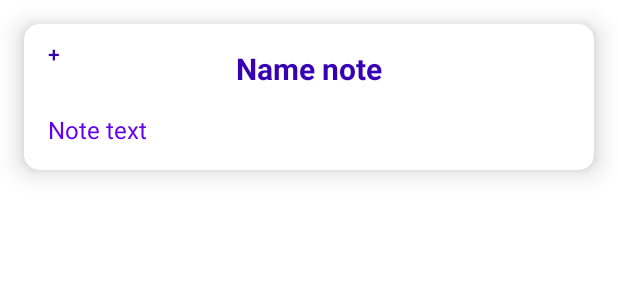
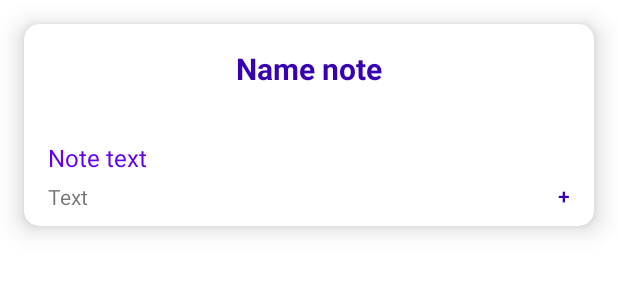
Before and after one commit to Popusheniy/demo4ka1, an Android app: the layout note_item.xml on its own in the app's theme, with its tools: preview values and no code run, on a phone screen of 412 x 824 dp. Shown: the top 300 px of the screen. Run offline under Robolectric (Android 15) with nearby library versions, the light colour scheme and no system bars.

Commit message:
Add counter people

```diff
--- a/app/src/main/java/com/example/demo4ka/database/DatabaseRepository.kt
+++ b/app/src/main/java/com/example/demo4ka/database/DatabaseRepository.kt
@@ -8,7 +8,7 @@ interface DatabaseRepository {
     val allNotes:LiveData<List<AppNote>>
     suspend fun insert(note:AppNote, onSuccess:()->Unit)
     suspend fun delete(note:AppNote, onSuccess:()->Unit)
-
+    suspend fun editNote(note:AppNote, onSuccess:()->Unit)
     fun connectToDatabase(onSuccess: () -> Unit, onFail: (String) -> Unit){}
 
     fun signOut(){}
--- a/app/src/main/java/com/example/demo4ka/database/room/AppRoomRepository.kt
+++ b/app/src/main/java/com/example/demo4ka/database/room/AppRoomRepository.kt
@@ -16,4 +16,8 @@ class AppRoomRepository(private val appRoomDao: AppRoomDao):DatabaseRepository {
         appRoomDao.delete(note)
         onSuccess()
     }
+
+    override suspend fun editNote(note: AppNote, onSuccess: () -> Unit) {
+
+    }
 }
--- a/app/src/main/java/com/example/demo4ka/model/AppNote.kt
+++ b/app/src/main/java/com/example/demo4ka/model/AppNote.kt
@@ -10,6 +10,7 @@ data class AppNote (
         @PrimaryKey(autoGenerate = true) val id:Int  = 0,
         @ColumnInfo val name:String = "",
         @ColumnInfo val text:String = "",
-        @ColumnInfo val idFirebase:String = ""
+        @ColumnInfo val idFirebase:String = "",
+        @ColumnInfo val troubleCount: Int = 1
 
         ):Serializable
--- a/app/src/main/java/com/example/demo4ka/screens/add_new_note/AddNoteFragment.kt
+++ b/app/src/main/java/com/example/demo4ka/screens/add_new_note/AddNoteFragment.kt
@@ -40,7 +40,7 @@ class AddNoteFragment : Fragment() {
             if(name.isEmpty()) {
                 showToast(getString(R.string.toast_enter_name))
             } else {
-                mViewModel.insert(AppNote(name = name, text = text)){
+                mViewModel.insert(AppNote(name = name, text = text, troubleCount = 1)){
                     APP_ACTIVITY.navController.navigate(R.id.action_addNoteFragment_to_mainFragment)
                 }
             }
--- a/app/src/main/java/com/example/demo4ka/utilits/constants.kt
+++ b/app/src/main/java/com/example/demo4ka/utilits/constants.kt
@@ -17,3 +17,4 @@ const val TYPE_FIREBASE = "type_firebase"
 const val ID_FIREBASE = "idFirebase"
 const val NAME = "name"
 const val TEXT = "text"
+const val TROUBLECOUNT = "troubleCount"
--- a/app/src/main/res/layout/note_item.xml
+++ b/app/src/main/res/layout/note_item.xml
@@ -1,44 +1,43 @@
 <?xml version="1.0" encoding="utf-8"?>
 <androidx.cardview.widget.CardView xmlns:android="http://schemas.android.com/apk/res/android"
-    android:layout_width="match_parent"
     xmlns:app="http://schemas.android.com/apk/res-auto"
     xmlns:tools="http://schemas.android.com/tools"
-    app:cardElevation="@dimen/card_elevation_radius"
+    android:layout_width="match_parent"
+    android:layout_height="wrap_content"
     android:layout_margin="@dimen/app_margin"
     app:cardCornerRadius="@dimen/card_corner_radius"
-    android:layout_height="wrap_content">
+    app:cardElevation="@dimen/card_elevation_radius">
+
     <androidx.constraintlayout.widget.ConstraintLayout
         android:layout_width="match_parent"
         android:layout_height="wrap_content">
+
         <TextView
             android:id="@+id/item_note_name"
-        android:layout_width="match_parent"
+            android:layout_width="wrap_content"
             android:layout_height="wrap_content"
-        tools:text="Name note"
+            android:layout_margin="@dimen/app_margin"
+            android:gravity="center"
+            android:lines="1"
             android:textColor="@color/design_default_color_primary_dark"
+            android:textSize="@dimen/app_large_text"
             android:textStyle="bold"
-        android:textSize="@dimen/app_large_text"
-        android:gravity="center"
+            app:layout_constraintEnd_toEndOf="parent"
             app:layout_constraintStart_toStartOf="parent"
             app:layout_constraintTop_toTopOf="parent"
-        app:layout_constraintEnd_toEndOf="parent"
+            tools:text="Name note" />
+
+        <TextView
+            android:id="@+id/item_note_text"
+            android:layout_width="wrap_content"
+            android:layout_height="wrap_content"
             android:layout_margin="@dimen/app_margin"
-        android:lines="1"
-        >
-        </TextView>
-<TextView
-    android:layout_width="match_parent"
-    android:layout_height="wrap_content"
-    android:id="@+id/item_note_text"
+            android:textColor="@color/design_default_color_primary"
             android:textSize="@dimen/app_normal_text"
-    tools:text="Note text"
-    android:textColor="@color/design_default_color_primary"
+            app:layout_constraintBottom_toBottomOf="parent"
+            app:layout_constraintStart_toStartOf="parent"
             app:layout_constraintTop_toBottomOf="@id/item_note_name"
-    app:layout_constraintEnd_toEndOf="parent"
-    app:layout_constraintStart_toStartOf="parent"
-    app:layout_constraintBottom_toBottomOf="parent"
-    android:layout_margin="@dimen/app_margin"
-    />
+            tools:text="Note text" />
 
         <Button
             android:id="@+id/btn_counter"
@@ -47,15 +46,19 @@
             android:background="#00FFFFFF"
             android:text="@string/btn_add_prb"
             android:textColor="@color/purple_700"
-        tools:layout_editor_absoluteX="304dp"
-        tools:layout_editor_absoluteY="84dp" />
+            app:layout_constraintBottom_toBottomOf="parent"
+            app:layout_constraintEnd_toEndOf="parent" />
 
         <TextView
             android:id="@+id/counter"
             android:layout_width="wrap_content"
             android:layout_height="wrap_content"
-        tools:layout_editor_absoluteX="363dp"
-        tools:layout_editor_absoluteY="105dp" />
+            android:layout_marginTop="5dp"
+            android:layout_marginBottom="10dp"
+            app:layout_constraintBottom_toBottomOf="parent"
+            app:layout_constraintRight_toLeftOf="@+id/btn_counter"
+            app:layout_constraintStart_toStartOf="@+id/item_note_text"
+            app:layout_constraintTop_toBottomOf="@+id/item_note_text"
+            tools:text="Text" />
     </androidx.constraintlayout.widget.ConstraintLayout>
-
 </androidx.cardview.widget.CardView>
--- a/app/src/main/res/values/strings.xml
+++ b/app/src/main/res/values/strings.xml
@@ -13,4 +13,5 @@
     <string name="start_btn_login">Login</string>
     <string name="toast_wrong_enter">Введите данные</string>
     <string name="btn_add_prb">+</string>
+    <string name="counter_text">Людей с такой же проблемой: %s</string>
 </resources>
```
Also changed, not shown: app/src/main/java/com/example/demo4ka/database/firebase/AppFirebaseRepository.kt (+26 -6 lines), app/src/main/java/com/example/demo4ka/screens/add_new_note/AddNewNoteViewModel.kt (+6 -6 lines), app/src/main/java/com/example/demo4ka/screens/main/MainAdapter.kt (+26 -12 lines), app/src/main/java/com/example/demo4ka/screens/main/MainFragment.kt (+6 -2 lines), app/src/main/java/com/example/demo4ka/screens/main/MainFragmentViewModel.kt (+13 -1 lines), app/src/main/java/com/example/demo4ka/screens/start/StartFragment.kt (+11 -10 lines). Lines whose indentation alone changed are shown as unchanged.
